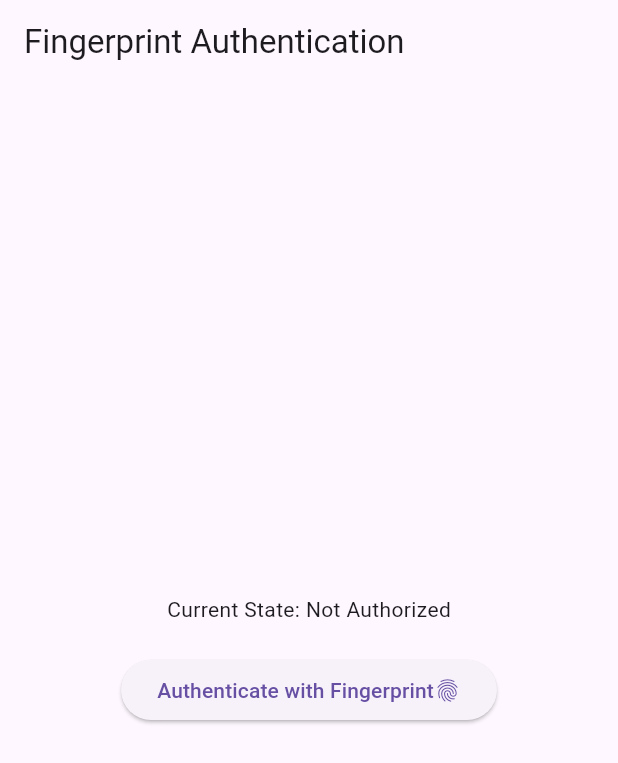
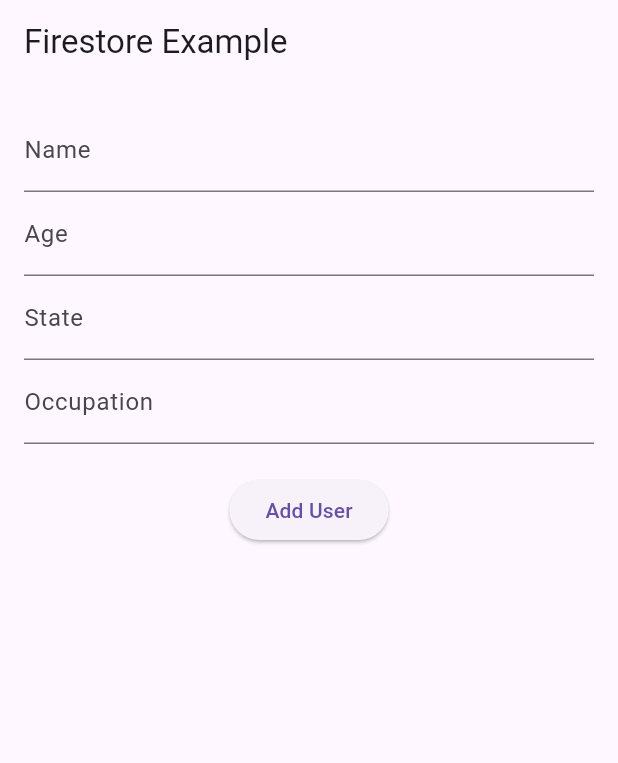
Before and after one commit to maveenbalaji/User-Details-App, a Flutter app: the screen it shows after launch, on a phone screen of 412 x 824 dp. Shown: the top 763 px of the screen. Run offline on Flutter 3.47's test engine with Material 3 defaults, Android fonts, the phone set to English and light mode, and no system bars; our stand-ins replace cloud_firestore, firebase_core; accounts and stored records are empty.

Commit message:
my first commit

```diff
--- a/lib/main.dart
+++ b/lib/main.dart
@@ -1,14 +1,11 @@
-import 'dart:convert';
-import 'package:crypto/crypto.dart';
 import 'package:flutter/material.dart';
-import 'package:flutter/services.dart';
-import 'package:local_auth/local_auth.dart';
+import 'package:firebase_core/firebase_core.dart';
 import 'package:cloud_firestore/cloud_firestore.dart';
-import 'package:firebase_core/firebase_core.dart';
+import 'package:uuid/uuid.dart';
 
 void main() async {
   WidgetsFlutterBinding.ensureInitialized();
-  await Firebase.initializeApp(); // Initialize Firebase
+  await Firebase.initializeApp();
   runApp(MyApp());
 }
 
@@ -16,111 +13,85 @@ class MyApp extends StatelessWidget {
   @override
   Widget build(BuildContext context) {
     return MaterialApp(
-      home: FingerprintAuthScreen(),
+      title: 'Firestore Example',
+      theme: ThemeData(
+        primarySwatch: Colors.blue,
+      ),
+      home: MyHomePage(),
     );
   }
 }
 
-class FingerprintAuthScreen extends StatefulWidget {
+class MyHomePage extends StatefulWidget {
   @override
-  _FingerprintAuthScreenState createState() => _FingerprintAuthScreenState();
+  _MyHomePageState createState() => _MyHomePageState();
 }
 
-class _FingerprintAuthScreenState extends State<FingerprintAuthScreen> {
-  final LocalAuthentication auth = LocalAuthentication();
-  String _authorized = 'Not Authorized';
-  bool _isAuthenticating = false;
+class _MyHomePageState extends State<MyHomePage> {
+  final TextEditingController _nameController = TextEditingController();
+  final TextEditingController _ageController = TextEditingController();
+  final TextEditingController _stateController = TextEditingController();
+  final TextEditingController _occupationController = TextEditingController();
+  final Uuid uuid = Uuid();
 
-  Future<void> _authenticate() async {
-    bool authenticated = false;
+  Future<void> _addUser() async {
     try {
-      setState(() {
-        _isAuthenticating = true;
-        _authorized = 'Authenticating';
+      String name = _nameController.text;
+      int age = int.parse(_ageController.text);
+      String state = _stateController.text;
+      String occupation = _occupationController.text;
+      String uniqueCode = uuid.v4(); // Generate a unique code
+
+      await FirebaseFirestore.instance.collection('users').add({
+        'name': name,
+        'age': age,
+        'state': state,
+        'occupation': occupation,
+        'uniqueCode': uniqueCode,
       });
 
-      authenticated = await auth.authenticate(
-        localizedReason: 'Scan your fingerprint to authenticate',
-        options: const AuthenticationOptions(
-          stickyAuth: true,
-          biometricOnly: true,
-        ),
+      ScaffoldMessenger.of(context).showSnackBar(
+        SnackBar(content: Text('User added successfully')),
       );
-
-      setState(() {
-        _isAuthenticating = false;
-        _authorized = authenticated ? 'Authorized' : 'Not Authorized';
-      });
-
-      if (authenticated) {
-        // Generate a unique hash
-        String hash = generateFingerprintHash();
-
-        // Store the hash in Firebase Firestore
-        await storeHashInFirestore(hash);
-      }
-    } on PlatformException catch (e) {
-      print(e);
-      setState(() {
-        _isAuthenticating = false;
-        _authorized = 'Error - ${e.message}';
-      });
+    } catch (e) {
+      ScaffoldMessenger.of(context).showSnackBar(
+        SnackBar(content: Text('Failed to add user: $e')),
+      );
     }
-  }
-
-  String generateFingerprintHash() {
-    // Here, we are simulating a fingerprint data
-    // In a real scenario, use actual fingerprint data
-    String fingerprintData = "SampleFingerprintData";
-    var bytes = utf8.encode(fingerprintData); // Convert data to bytes
-    var digest = sha256.convert(bytes); // Generate SHA-256 hash
-    return digest.toString(); // Return hash as a string
-  }
-
-  Future<void> storeHashInFirestore(String hash) async {
-    FirebaseFirestore firestore = FirebaseFirestore.instance;
-    await firestore.collection('fingerprint_hashes').add({
-      'hash': hash,
-      'timestamp': FieldValue.serverTimestamp(),
-    });
   }
 
   @override
   Widget build(BuildContext context) {
     return Scaffold(
       appBar: AppBar(
-        title: Text('Fingerprint Authentication'),
+        title: Text('Firestore Example'),
       ),
-      body: Center(
+      body: Padding(
+        padding: EdgeInsets.all(16.0),
         child: Column(
-          mainAxisAlignment: MainAxisAlignment.center,
           children: [
-            Text('Current State: $_authorized\n'),
-            if (_isAuthenticating)
-              ElevatedButton(
-                onPressed: () async {
-                  await auth.stopAuthentication();
-                  setState(() => _isAuthenticating = false);
-                },
-                child: Row(
-                  mainAxisSize: MainAxisSize.min,
-                  children: [
-                    Text('Cancel Authentication'),
-                    Icon(Icons.cancel),
-                  ],
-                ),
-              )
-            else
-              ElevatedButton(
-                onPressed: _authenticate,
-                child: Row(
-                  mainAxisSize: MainAxisSize.min,
-                  children: [
-                    Text('Authenticate with Fingerprint'),
-                    Icon(Icons.fingerprint),
-                  ],
-                ),
-              ),
+            TextField(
+              controller: _nameController,
+              decoration: InputDecoration(labelText: 'Name'),
+            ),
+            TextField(
+              controller: _ageController,
+              decoration: InputDecoration(labelText: 'Age'),
+              keyboardType: TextInputType.number,
+            ),
+            TextField(
+              controller: _stateController,
+              decoration: InputDecoration(labelText: 'State'),
+            ),
+            TextField(
+              controller: _occupationController,
+              decoration: InputDecoration(labelText: 'Occupation'),
+            ),
+            SizedBox(height: 20),
+            ElevatedButton(
+              onPressed: _addUser,
+              child: Text('Add User'),
+            ),
           ],
         ),
       ),
```
